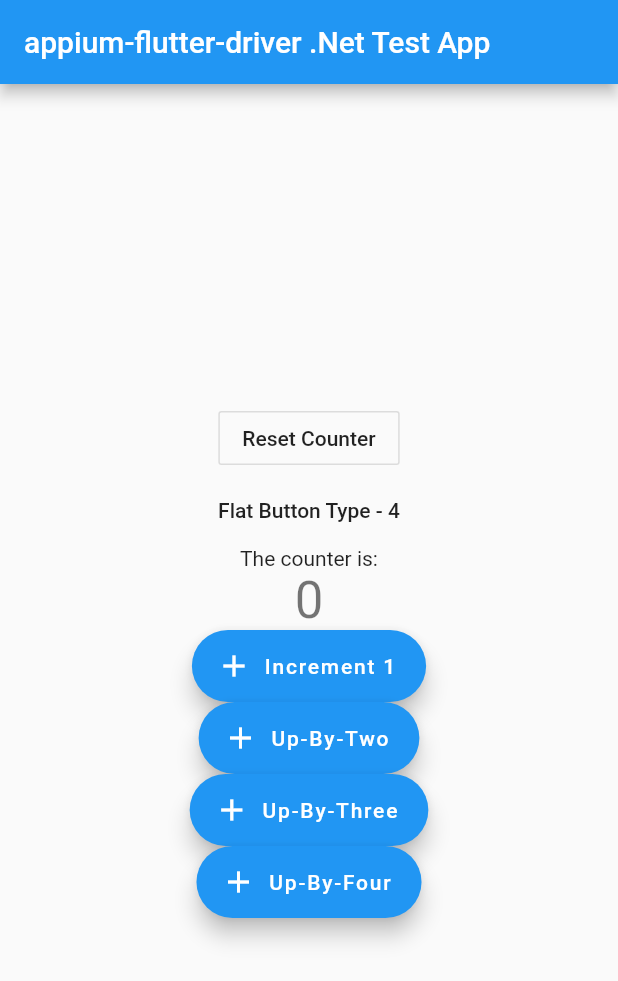
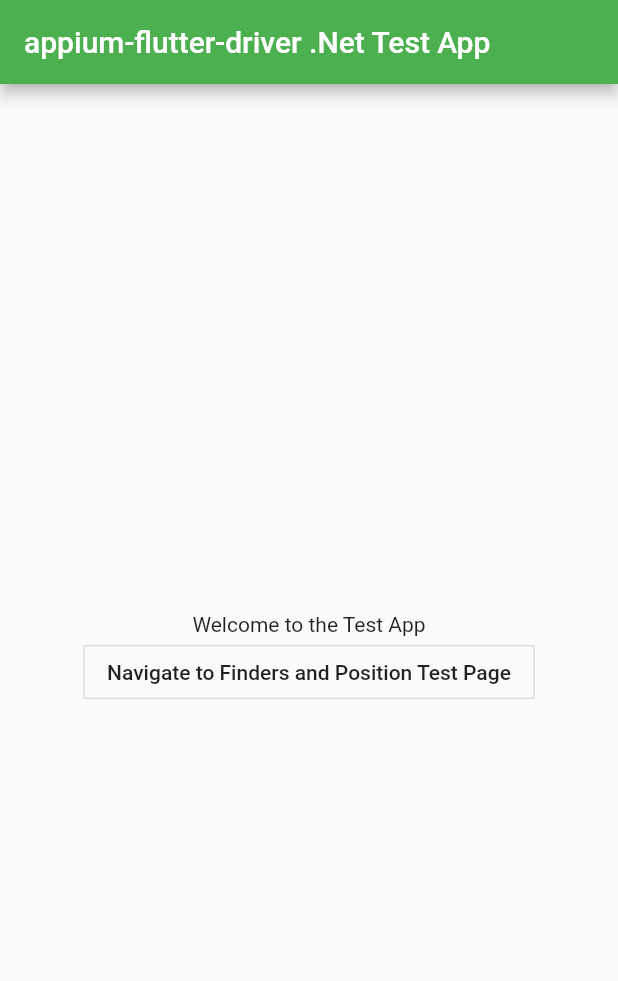
Before and after one commit to greyhamwoohoo/appium-flutter-driver-net-bindings, a Flutter app: the screen it shows after launch, on a phone screen of 412 x 824 dp. Shown: the top 981 px of the screen. Run offline on Flutter 3.47's test engine with Material 2 defaults, Android fonts, the phone set to English and light mode, and no system bars; missing offline and left inert: flutter_driver.

Commit message:
Homepage Structure/Finders Page/PageBack

```diff
--- a/src/Appium.Flutter.TestApp/howdi_welt/lib/main.dart
+++ b/src/Appium.Flutter.TestApp/howdi_welt/lib/main.dart
@@ -7,31 +7,8 @@ void main() {
   runApp(MyApp());
 }
 
-class MyApp extends StatelessWidget {
-  // This widget is the root of your application.
-  @override
-  Widget build(BuildContext context) {
-    return MaterialApp(
-      title: 'Flutter Demo',
-      theme: ThemeData(
-        primarySwatch: Colors.blue,
-        visualDensity: VisualDensity.adaptivePlatformDensity,
-      ),
-      home: MyHomePage(title: 'appium-flutter-driver .Net Test App'),
-    );
-  }
-}
+class _FindersTestPageState extends State<FindersTestPage> {
 
-class MyHomePage extends StatefulWidget {
-  MyHomePage({Key key, this.title}) : super(key: key);
-
-  final String title;
-
-  @override
-  _MyHomePageState createState() => _MyHomePageState();
-}
-
-class _MyHomePageState extends State<MyHomePage> {
   int _counter = 0;
 
   void _resetCounter() {
@@ -49,23 +26,31 @@ class _MyHomePageState extends State<MyHomePage> {
   @override
   Widget build(BuildContext context) {
     return Scaffold(
-      appBar: AppBar(
-        title: Text(widget.title),
-      ),
-      body: Center(
+        appBar: AppBar(
+          leading: BackButton(
+            key: Key('backToHomePage'),
+            onPressed: () {
+              Navigator.of(context).pop();
+            },
+          ),
+          title: Text(
+            'Finders and Position Test Page',
+            style: TextStyle(color: Colors.white),
+          ),
+        ),
+        body: Center(
         child: Column(
           mainAxisAlignment: MainAxisAlignment.center,
           children: <Widget>[
             OutlineButton(
               onPressed: _resetCounter,
-              child: Text("Reset Counter",
-              ),
+              child: Text("Reset Counter"),
             ),
             FlatButton(
               onPressed: () {
                 _changeCount(-4);
               },
-              child: Text("Flat Button Type - 4",
+              child: Text("FUT: FlutterBy.Type (Increment -4)",
               ),
             ),
             Text(
@@ -78,37 +63,99 @@ class _MyHomePageState extends State<MyHomePage> {
             ),
             // Recommendation by flutter.dev is to use, at most, one FloatingActionButton per screen. Lets smash the system :)
             FloatingActionButton.extended(
+              heroTag: "btn1",
               onPressed: () {
                 _changeCount(1);
               },
-              label: Text("Increment 1"),
+              label: Text("FUT: FlutterBy.Text (Increment 1)"),
               icon: Icon(Icons.add)
             ),
             FloatingActionButton.extended(
+              heroTag: "btn2",
               onPressed: () {
                 _changeCount(2);
               },
-              key: ValueKey("Up By Two"),
-              label: Text("Up-By-Two"),
+              key: ValueKey("FUT: FlutterBy.ValueKey (Increment 2)"),
+              label: Text("FlutterBy.ValueKey (Increment 2)"),
               icon: Icon(Icons.add)
             ),
             FloatingActionButton.extended(
+              heroTag: "btn3",
               onPressed: () {
                 _changeCount(3);
               },
-              label: Text("Up-By-Three"),
-              tooltip: "Raise Me By 3",
+              label: Text("FlutterBy.Tooltip (Increment 3)"),
+              tooltip: "FUT: FlutterBy.Tooltip (Increment 3)",
               icon: Icon(Icons.add)
             ),
             Semantics (
               child: FloatingActionButton.extended(
+              heroTag: "btn4",
               onPressed: () {
                 _changeCount(4);
               },
-                label: Text("Up-By-Four"),
+                label: Text("FUT: FlutterBy.SemanticsLabel (Increment 4)"),
                 icon: Icon(Icons.add)
               ),
               label: "A Semantic Label To Raise By 4",
+            ),
+          ],
+        ),
+      ));
+  }
+}
+
+class FindersTestPage extends StatefulWidget {
+  FindersTestPage({Key key, this.title}) : super(key: key);
+
+  final String title;
+
+  @override
+  _FindersTestPageState createState() => _FindersTestPageState();
+}
+
+class MyApp extends StatelessWidget {
+  @override
+  Widget build(BuildContext context) {
+    return MaterialApp(
+      title: 'Flutter Demo (Flutter Driver .Net Bindings Test App)',
+      theme: ThemeData(
+        primarySwatch: Colors.green,
+        visualDensity: VisualDensity.adaptivePlatformDensity,
+      ),
+      home: HomePage(title: 'appium-flutter-driver .Net Test App'),
+    );
+  }
+}
+
+class HomePage extends StatefulWidget {
+  HomePage({Key key, this.title}) : super(key: key);
+
+  final String title;
+
+  @override
+  _HomePageState createState() => _HomePageState();
+}
+
+class _HomePageState extends State<HomePage> {
+
+  @override
+  Widget build(BuildContext context) {
+    return Scaffold(
+      appBar: AppBar(
+        title: Text(widget.title),
+      ),
+      body: Center(
+        child: Column(
+          mainAxisAlignment: MainAxisAlignment.center,
+          children: <Widget>[
+            Text("Welcome to the Test App"),
+            OutlineButton(
+              onPressed: () {
+                Navigator.push(
+                    context, MaterialPageRoute(builder: (context) => FindersTestPage()));
+              },
+              child: Text("Navigate to Finders and Position Test Page")
             ),
           ],
         ),
```
Also changed, not shown: 8 other files.
